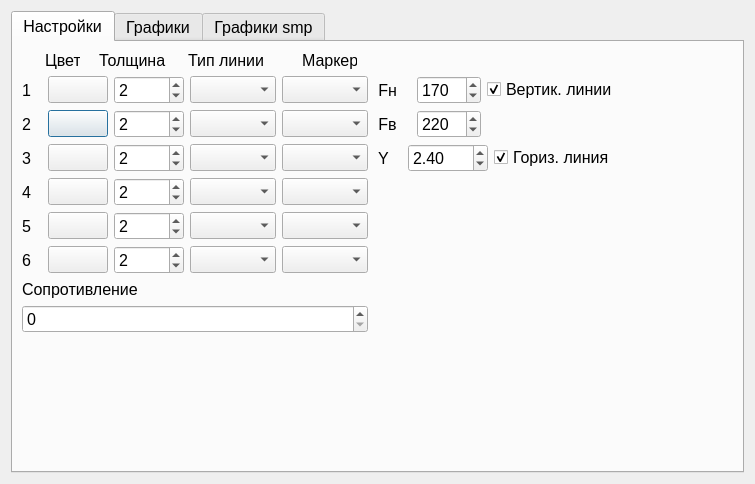
The window that UI.ui (Nenu1985/stend) describes before a commit, drawn with Qt 5.
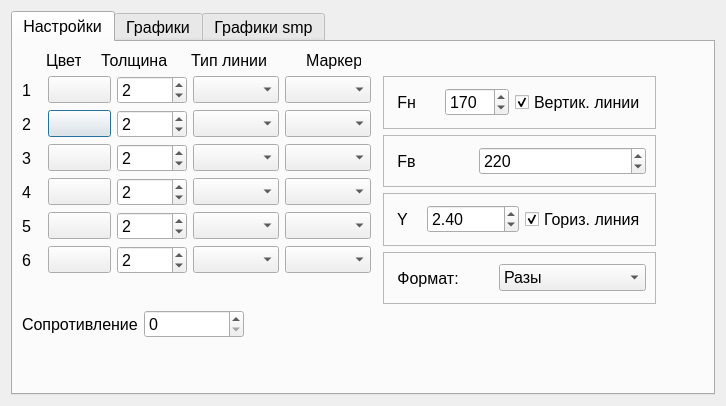
The same window after the commit. Icons and pictures are not drawn.

Commit message: option to change output format db or times in depend of input data format

The edit to the form file:
```diff
--- a/UI.ui
+++ b/UI.ui
@@ -6,8 +6,8 @@
    <rect>
     <x>0</x>
     <y>0</y>
-    <width>755</width>
-    <height>484</height>
+    <width>712</width>
+    <height>406</height>
    </rect>
   </property>
   <property name="windowTitle">
@@ -29,7 +29,108 @@
        <string>Настройки</string>
       </attribute>
       <layout class="QGridLayout" name="gridLayout_3">
-       <item row="1" column="0">
+       <item row="0" column="0">
+        <layout class="QHBoxLayout" name="horizontalLayout_2">
+         <item>
+          <widget class="QLabel" name="label_4">
+           <property name="minimumSize">
+            <size>
+             <width>50</width>
+             <height>0</height>
+            </size>
+           </property>
+           <property name="maximumSize">
+            <size>
+             <width>50</width>
+             <height>16777215</height>
+            </size>
+           </property>
+           <property name="font">
+            <font>
+             <pointsize>12</pointsize>
+            </font>
+           </property>
+           <property name="text">
+            <string>Цвет</string>
+           </property>
+           <property name="indent">
+            <number>15</number>
+           </property>
+          </widget>
+         </item>
+         <item>
+          <widget class="QLabel" name="label_5">
+           <property name="minimumSize">
+            <size>
+             <width>80</width>
+             <height>0</height>
+            </size>
+           </property>
+           <property name="maximumSize">
+            <size>
+             <width>80</width>
+             <height>16777215</height>
+            </size>
+           </property>
+           <property name="font">
+            <font>
+             <pointsize>12</pointsize>
+            </font>
+           </property>
+           <property name="text">
+            <string>Толщина</string>
+           </property>
+           <property name="indent">
+            <number>5</number>
+           </property>
+          </widget>
+         </item>
+         <item>
+          <widget class="QLabel" name="label_6">
+           <property name="minimumSize">
+            <size>
+             <width>100</width>
+             <height>0</height>
+            </size>
+           </property>
+           <property name="maximumSize">
+            <size>
+             <width>100</width>
+             <height>16777215</height>
+            </size>
+           </property>
+           <property name="font">
+            <font>
+             <pointsize>12</pointsize>
+            </font>
+           </property>
+           <property name="text">
+            <string>Тип линии</string>
+           </property>
+          </widget>
+         </item>
+         <item>
+          <widget class="QLabel" name="label_14">
+           <property name="minimumSize">
+            <size>
+             <width>55</width>
+             <height>0</height>
+            </size>
+           </property>
+           <property name="maximumSize">
+            <size>
+             <width>55</width>
+             <height>16777215</height>
+            </size>
+           </property>
+           <property name="text">
+            <string>Маркер</string>
+           </property>
+          </widget>
+         </item>
+        </layout>
+       </item>
+       <item row="1" column="0" rowspan="4">
         <layout class="QGridLayout" name="gridLayout_2">
          <item row="1" column="1">
           <widget class="QPushButton" name="pushButton_color2">
@@ -499,64 +600,49 @@
          <item row="5" column="4">
           <widget class="QComboBox" name="comboBox_marker6"/>
          </item>
-        </layout>
-       </item>
-       <item row="1" column="3">
-        <spacer name="horizontalSpacer">
-         <property name="orientation">
-          <enum>Qt::Horizontal</enum>
-         </property>
-         <property name="sizeHint" stdset="0">
-          <size>
-           <width>294</width>
-           <height>20</height>
-          </size>
-         </property>
-        </spacer>
-       </item>
-       <item row="2" column="0">
-        <widget class="QLabel" name="label_7">
-         <property name="font">
-          <font>
-           <pointsize>12</pointsize>
-          </font>
-         </property>
-         <property name="text">
-          <string>Сопротивление</string>
-         </property>
-        </widget>
-       </item>
-       <item row="3" column="0">
-        <widget class="QSpinBox" name="spinBox_impedance">
-         <property name="font">
-          <font>
-           <pointsize>12</pointsize>
-          </font>
-         </property>
-         <property name="maximum">
-          <number>999</number>
-         </property>
-        </widget>
-       </item>
-       <item row="4" column="1">
-        <spacer name="verticalSpacer_2">
+         <item row="6" column="3">
+          <spacer name="verticalSpacer_5">
          <property name="orientation">
           <enum>Qt::Vertical</enum>
          </property>
          <property name="sizeHint" stdset="0">
           <size>
            <width>20</width>
-           <height>1</height>
+             <height>40</height>
           </size>
          </property>
         </spacer>
        </item>
-       <item row="1" column="1">
-        <layout class="QVBoxLayout" name="verticalLayout_9">
+        </layout>
+       </item>
+       <item row="1" column="2">
+        <widget class="QFrame" name="frame_2">
+         <property name="frameShape">
+          <enum>QFrame::StyledPanel</enum>
+         </property>
+         <property name="frameShadow">
+          <enum>QFrame::Raised</enum>
+         </property>
+         <layout class="QHBoxLayout" name="horizontalLayout_11">
          <item>
-          <layout class="QHBoxLayout" name="horizontalLayout_3">
+           <layout class="QHBoxLayout" name="horizontalLayout_4">
            <item>
             <widget class="QLabel" name="label_15">
+              <property name="minimumSize">
+               <size>
+                <width>0</width>
+                <height>0</height>
+               </size>
+              </property>
+              <property name="maximumSize">
+               <size>
+                <width>80</width>
+                <height>16777215</height>
+               </size>
+              </property>
+              <property name="frameShape">
+               <enum>QFrame::NoFrame</enum>
+              </property>
              <property name="text">
               <string> Fн   </string>
              </property>
@@ -564,6 +650,9 @@
            </item>
            <item>
             <widget class="QSpinBox" name="spinBox_vert_line_low_freq">
+              <property name="frame">
+               <bool>true</bool>
+              </property>
              <property name="maximum">
               <number>9999</number>
              </property>
@@ -582,42 +671,13 @@
              </property>
             </widget>
            </item>
-           <item>
-            <spacer name="horizontalSpacer_3">
-             <property name="orientation">
-              <enum>Qt::Horizontal</enum>
-             </property>
-             <property name="sizeHint" stdset="0">
-              <size>
-               <width>40</width>
-               <height>20</height>
-              </size>
-             </property>
-            </spacer>
-           </item>
-          </layout>
-         </item>
-         <item>
-          <layout class="QHBoxLayout" name="horizontalLayout_5">
-           <item>
-            <widget class="QLabel" name="label_16">
-             <property name="text">
-              <string> Fв   </string>
-             </property>
-            </widget>
-           </item>
-           <item>
-            <widget class="QSpinBox" name="spinBox_vert_line_freq_high">
-             <property name="maximum">
-              <number>9999</number>
-             </property>
-             <property name="value">
-              <number>220</number>
-             </property>
-            </widget>
-           </item>
-           <item>
-            <spacer name="horizontalSpacer_2">
+           </layout>
+          </item>
+         </layout>
+        </widget>
+       </item>
+       <item row="1" column="3">
+        <spacer name="horizontalSpacer">
              <property name="orientation">
               <enum>Qt::Horizontal</enum>
              </property>
@@ -629,12 +689,34 @@
              </property>
             </spacer>
            </item>
-          </layout>
-         </item>
+       <item row="3" column="2">
+        <widget class="QFrame" name="frame_4">
+         <property name="frameShape">
+          <enum>QFrame::StyledPanel</enum>
+         </property>
+         <property name="frameShadow">
+          <enum>QFrame::Raised</enum>
+         </property>
+         <layout class="QHBoxLayout" name="horizontalLayout_10">
          <item>
-          <layout class="QHBoxLayout" name="horizontalLayout_4">
+           <layout class="QHBoxLayout" name="horizontalLayout_7">
            <item>
             <widget class="QLabel" name="label_20">
+              <property name="minimumSize">
+               <size>
+                <width>0</width>
+                <height>0</height>
+               </size>
+              </property>
+              <property name="maximumSize">
+               <size>
+                <width>80</width>
+                <height>16777215</height>
+               </size>
+              </property>
+              <property name="frameShape">
+               <enum>QFrame::NoFrame</enum>
+              </property>
              <property name="text">
               <string> Y   </string>
              </property>
@@ -672,8 +754,103 @@
              </property>
             </widget>
            </item>
+           </layout>
+          </item>
+         </layout>
+        </widget>
+       </item>
+       <item row="4" column="2">
+        <widget class="QFrame" name="frame_5">
+         <property name="frameShape">
+          <enum>QFrame::StyledPanel</enum>
+         </property>
+         <property name="frameShadow">
+          <enum>QFrame::Raised</enum>
+         </property>
+         <layout class="QHBoxLayout" name="horizontalLayout_9">
            <item>
-            <spacer name="horizontalSpacer_4">
+           <layout class="QHBoxLayout" name="horizontalLayout_8">
+            <item>
+             <widget class="QLabel" name="label_21">
+              <property name="minimumSize">
+               <size>
+                <width>100</width>
+                <height>0</height>
+               </size>
+              </property>
+              <property name="maximumSize">
+               <size>
+                <width>80</width>
+                <height>16777215</height>
+               </size>
+              </property>
+              <property name="frameShape">
+               <enum>QFrame::NoFrame</enum>
+              </property>
+              <property name="text">
+               <string> Формат:</string>
+              </property>
+             </widget>
+            </item>
+            <item>
+             <widget class="QComboBox" name="comboBox_format_input_data">
+              <item>
+               <property name="text">
+                <string>Разы</string>
+               </property>
+              </item>
+              <item>
+               <property name="text">
+                <string>Дб</string>
+               </property>
+              </item>
+             </widget>
+            </item>
+           </layout>
+          </item>
+         </layout>
+        </widget>
+       </item>
+       <item row="5" column="0">
+        <layout class="QHBoxLayout" name="horizontalLayout_3">
+         <item>
+          <widget class="QLabel" name="label_7">
+           <property name="minimumSize">
+            <size>
+             <width>100</width>
+             <height>0</height>
+            </size>
+           </property>
+           <property name="font">
+            <font>
+             <pointsize>12</pointsize>
+            </font>
+           </property>
+           <property name="text">
+            <string>Сопротивление</string>
+           </property>
+          </widget>
+         </item>
+         <item>
+          <widget class="QSpinBox" name="spinBox_impedance">
+           <property name="minimumSize">
+            <size>
+             <width>100</width>
+             <height>0</height>
+            </size>
+           </property>
+           <property name="font">
+            <font>
+             <pointsize>12</pointsize>
+            </font>
+           </property>
+           <property name="maximum">
+            <number>999</number>
+           </property>
+          </widget>
+         </item>
+         <item>
+          <spacer name="horizontalSpacer_5">
              <property name="orientation">
               <enum>Qt::Horizontal</enum>
              </property>
@@ -687,121 +864,66 @@
            </item>
           </layout>
          </item>
-         <item>
-          <spacer name="verticalSpacer_3">
+       <item row="6" column="0" colspan="2">
+        <spacer name="verticalSpacer_2">
            <property name="orientation">
             <enum>Qt::Vertical</enum>
            </property>
            <property name="sizeHint" stdset="0">
             <size>
-             <width>20</width>
-             <height>40</height>
+           <width>355</width>
+           <height>48</height>
             </size>
            </property>
           </spacer>
          </item>
-        </layout>
-       </item>
+       <item row="2" column="2">
+        <widget class="QFrame" name="frame_3">
+         <property name="frameShape">
+          <enum>QFrame::StyledPanel</enum>
+         </property>
+         <property name="frameShadow">
+          <enum>QFrame::Raised</enum>
+         </property>
+         <layout class="QGridLayout" name="gridLayout_6">
        <item row="0" column="0">
-        <layout class="QHBoxLayout" name="horizontalLayout_2">
+           <layout class="QHBoxLayout" name="horizontalLayout_5">
          <item>
-          <widget class="QLabel" name="label_4">
+             <widget class="QLabel" name="label_16">
            <property name="minimumSize">
             <size>
-             <width>50</width>
+                <width>0</width>
              <height>0</height>
             </size>
            </property>
            <property name="maximumSize">
             <size>
-             <width>50</width>
-             <height>16777215</height>
-            </size>
-           </property>
-           <property name="font">
-            <font>
-             <pointsize>12</pointsize>
-            </font>
-           </property>
-           <property name="text">
-            <string>Цвет</string>
-           </property>
-           <property name="indent">
-            <number>15</number>
-           </property>
-          </widget>
-         </item>
-         <item>
-          <widget class="QLabel" name="label_5">
-           <property name="minimumSize">
-            <size>
              <width>80</width>
-             <height>0</height>
-            </size>
-           </property>
-           <property name="maximumSize">
-            <size>
-             <width>80</width>
              <height>16777215</height>
             </size>
            </property>
-           <property name="font">
-            <font>
-             <pointsize>12</pointsize>
-            </font>
+              <property name="frameShape">
+               <enum>QFrame::NoFrame</enum>
            </property>
            <property name="text">
-            <string>Толщина</string>
-           </property>
-           <property name="indent">
-            <number>5</number>
-           </property>
+               <string> Fв   </string>
+              </property>
           </widget>
          </item>
          <item>
-          <widget class="QLabel" name="label_6">
-           <property name="minimumSize">
-            <size>
-             <width>100</width>
-             <height>0</height>
-            </size>
-           </property>
-           <property name="maximumSize">
-            <size>
-             <width>100</width>
-             <height>16777215</height>
-            </size>
-           </property>
-           <property name="font">
-            <font>
-             <pointsize>12</pointsize>
-            </font>
-           </property>
-           <property name="text">
-            <string>Тип линии</string>
-           </property>
-          </widget>
-         </item>
-         <item>
-          <widget class="QLabel" name="label_14">
-           <property name="minimumSize">
-            <size>
-             <width>55</width>
-             <height>0</height>
-            </size>
-           </property>
-           <property name="maximumSize">
-            <size>
-             <width>55</width>
-             <height>16777215</height>
-            </size>
-           </property>
-           <property name="text">
-            <string>Маркер</string>
-           </property>
-          </widget>
-         </item>
-        </layout>
+             <widget class="QSpinBox" name="spinBox_vert_line_freq_high">
+              <property name="maximum">
+               <number>9999</number>
+              </property>
+              <property name="value">
+               <number>220</number>
+              </property>
+             </widget>
+            </item>
+           </layout>
+          </item>
+         </layout>
+        </widget>
        </item>
       </layout>
      </widget>
```
Lines whose indentation alone changed are shown as unchanged. The commit also changes 3 other files.
